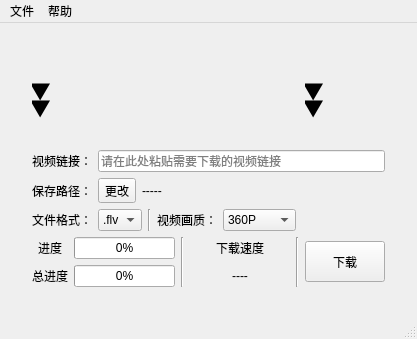
The window that main.ui (laorange/bilibili_downloader) describes before a commit, drawn with Qt 5.
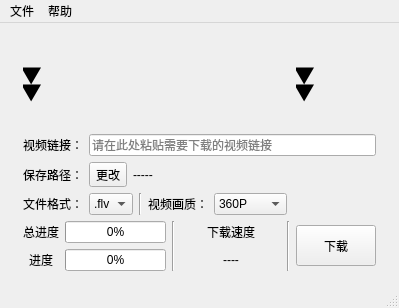
The same window after the commit. Icons and pictures are not drawn.

What changed in the file:
```diff
--- a/main.ui
+++ b/main.ui
@@ -6,8 +6,8 @@
    <rect>
     <x>0</x>
     <y>0</y>
-    <width>417</width>
-    <height>339</height>
+    <width>399</width>
+    <height>308</height>
    </rect>
   </property>
   <property name="windowTitle">
@@ -293,7 +293,7 @@
           <item row="1" column="0">
            <widget class="QLabel" name="label_9">
             <property name="text">
-             <string>总进度</string>
+             <string>进度</string>
             </property>
             <property name="alignment">
              <set>Qt::AlignCenter</set>
@@ -320,7 +320,7 @@
           <item row="0" column="0">
            <widget class="QLabel" name="label_8">
             <property name="text">
-             <string>进度</string>
+             <string>总进度</string>
             </property>
             <property name="alignment">
              <set>Qt::AlignCenter</set>
@@ -426,8 +426,8 @@
     <rect>
      <x>0</x>
      <y>0</y>
-     <width>417</width>
-     <height>26</height>
+     <width>399</width>
+     <height>23</height>
     </rect>
    </property>
    <widget class="QMenu" name="menu">
```
Left out of the diff: 2 changed lines with no effect on the pictures.
